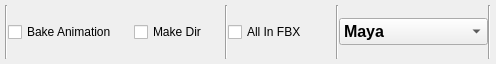
leetdvn/LeeAutoExportFBX, file src/fbxoptions.ui: the form before one commit.
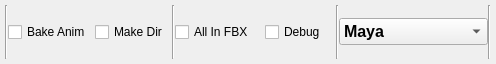
The form after the commit.

What changed in the file:
```diff
--- a/src/fbxoptions.ui
+++ b/src/fbxoptions.ui
@@ -57,7 +57,7 @@
             </size>
            </property>
            <property name="text">
-            <string>Bake Animation</string>
+            <string>Bake Anim</string>
            </property>
           </widget>
          </item>
@@ -75,13 +75,20 @@
            </property>
           </widget>
          </item>
-         <item>
+         <item alignment="Qt::AlignmentFlag::AlignHCenter">
           <widget class="QCheckBox" name="checkBox_2">
            <property name="text">
             <string>All In FBX</string>
            </property>
           </widget>
          </item>
+         <item alignment="Qt::AlignmentFlag::AlignHCenter">
+          <widget class="QCheckBox" name="DebugBox">
+           <property name="text">
+            <string>Debug</string>
+           </property>
+          </widget>
+         </item>
          <item>
           <widget class="Line" name="line_11">
            <property name="orientation">
```
